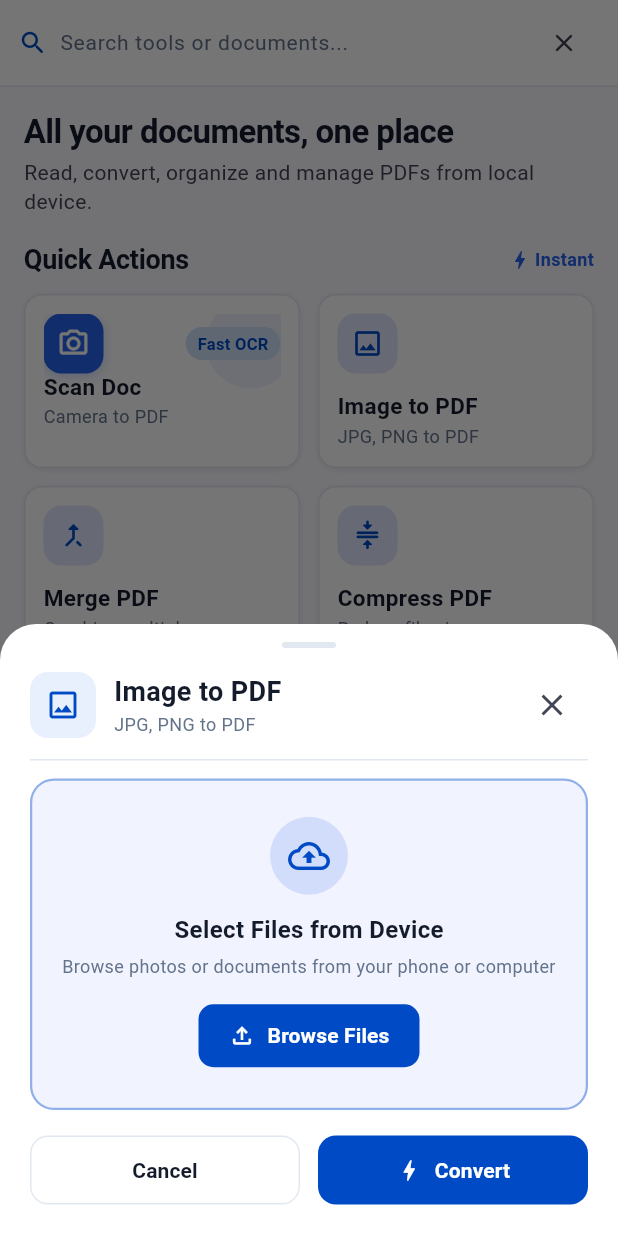
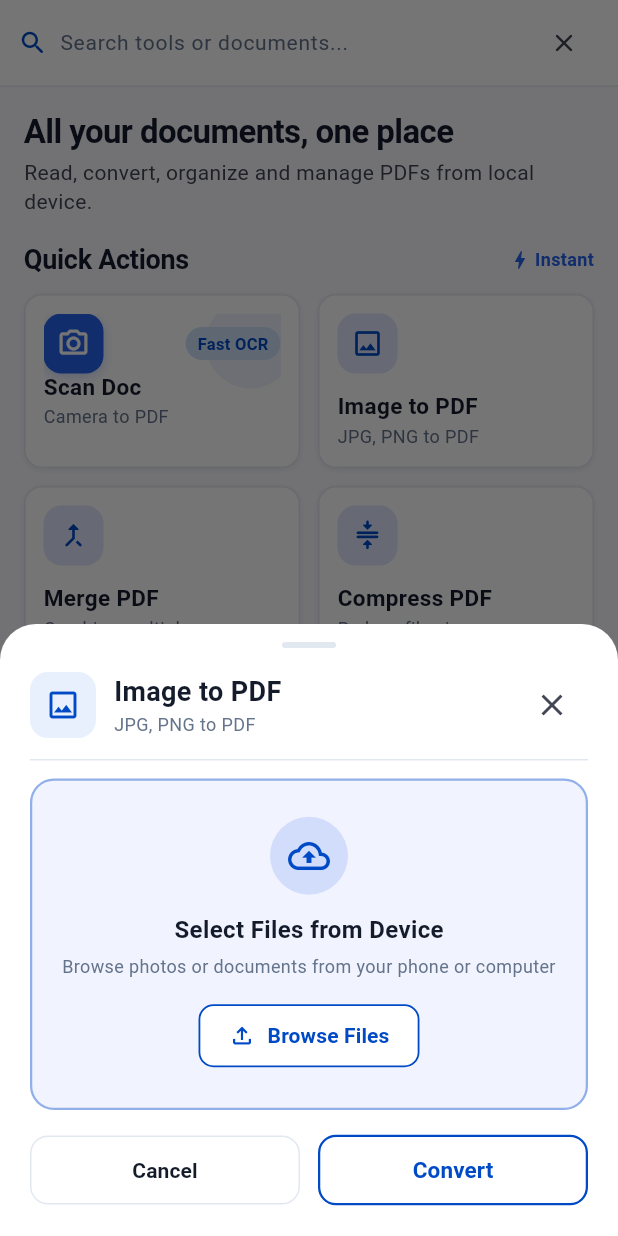
Before and after one commit to db-crud/allinonetools, a Flutter app: the screen it shows after launch, after a tap on the "search" icon, after a tap on "Image to PDF", on a phone screen of 412 x 824 dp. Run offline on Flutter 3.47's test engine with Material 3 defaults, Android fonts, the phone set to English and light mode, and no system bars; our stand-ins replace file_picker, firebase_core, shared_preferences, supabase_flutter; missing offline and left inert: dart:html, syncfusion_flutter_pdf; accounts and stored records are empty; Roboto replaces fonts that are missing (Roboto Flex).

Commit message:
Remove icon from Convert button, disable auto-download, style all buttons with white background

```diff
--- a/lib/ui/features/tools/views/tool_action_dialog.dart
+++ b/lib/ui/features/tools/views/tool_action_dialog.dart
@@ -266,15 +266,6 @@ class _ToolActionDialogState extends State<ToolActionDialog> {
 
       setState(() => _progress = 0.85);
 
-      // Save file to user device (Downloads or app documents)
-      final savedPath = await FileSaver.saveAndDownload(
-        bytes: result.bytes,
-        fileName: result.fileName,
-        mimeType: result.fileType == 'CSV'
-            ? 'text/csv'
-            : (result.fileType == 'TXT' ? 'text/plain' : 'application/pdf'),
-      );
-
       // Create history record for Recent Files
       final recentFile = RecentFile(
         id: 'proc-${DateTime.now().millisecondsSinceEpoch}',
@@ -285,7 +276,7 @@ class _ToolActionDialogState extends State<ToolActionDialog> {
         fileType: result.fileType,
         fileSizeBytes: result.bytes.length,
         fileSizeFormatted: _formatFileSize(result.bytes.length),
-        filePath: savedPath,
+        filePath: null,
         userId: widget.viewModel.currentUser?.id ?? 'guest',
         pageCount: result.pageCount,
         isFavorite: false,
@@ -300,7 +291,7 @@ class _ToolActionDialogState extends State<ToolActionDialog> {
         _progress = 1.0;
         _completed = true;
         _processedResult = result;
-        _savedLocation = savedPath;
+        _savedLocation = null;
       });
     } catch (e) {
       if (!mounted) return;
@@ -487,20 +478,21 @@ class _ToolActionDialogState extends State<ToolActionDialog> {
                   ),
                 ),
                 const SizedBox(height: 14),
-                ElevatedButton.icon(
-                  style: ElevatedButton.styleFrom(
-                    backgroundColor: AppColors.primary,
-                    foregroundColor: Colors.white,
+                OutlinedButton.icon(
+                  style: OutlinedButton.styleFrom(
+                    backgroundColor: Colors.white,
+                    foregroundColor: AppColors.primary,
                     elevation: 0,
+                    side: const BorderSide(color: AppColors.primary, width: 1.2),
                     shape: RoundedRectangleBorder(
                       borderRadius: BorderRadius.circular(10),
                     ),
                     padding: const EdgeInsets.symmetric(horizontal: 20, vertical: 11),
                   ),
-                  icon: const Icon(Icons.file_upload_outlined, size: 18),
+                  icon: const Icon(Icons.file_upload_outlined, size: 18, color: AppColors.primary),
                   label: Text(
                     _isMultiFileTool ? 'Browse Files' : 'Select File',
-                    style: const TextStyle(fontWeight: FontWeight.w700),
+                    style: const TextStyle(fontWeight: FontWeight.w700, color: AppColors.primary),
                   ),
                   onPressed: _pickFilesFromDevice,
                 ),
@@ -651,30 +643,40 @@ class _ToolActionDialogState extends State<ToolActionDialog> {
             Expanded(
               child: OutlinedButton(
                 style: OutlinedButton.styleFrom(
+                  backgroundColor: Colors.white,
+                  foregroundColor: AppColors.onSurface,
                   padding: const EdgeInsets.symmetric(vertical: 13),
                   shape: RoundedRectangleBorder(borderRadius: BorderRadius.circular(12)),
                   side: const BorderSide(color: AppColors.outlineVariant),
+                  elevation: 0,
                 ),
                 onPressed: () => Navigator.pop(context),
-                child: const Text('Cancel', style: TextStyle(color: AppColors.onSurface, fontWeight: FontWeight.w600)),
+                child: const Text(
+                  'Cancel',
+                  style: TextStyle(color: AppColors.onSurface, fontWeight: FontWeight.w600, fontSize: 14),
+                ),
               ),
             ),
             const SizedBox(width: 12),
             Expanded(
-              child: ElevatedButton.icon(
-                style: ElevatedButton.styleFrom(
+              child: OutlinedButton(
+                style: OutlinedButton.styleFrom(
+                  backgroundColor: Colors.white,
+                  foregroundColor: AppColors.primary,
                   padding: const EdgeInsets.symmetric(vertical: 13),
-                  backgroundColor: AppColors.primary,
-                  foregroundColor: Colors.white,
                   shape: RoundedRectangleBorder(borderRadius: BorderRadius.circular(12)),
+                  side: const BorderSide(color: AppColors.primary, width: 1.5),
                   elevation: 0,
                 ),
-                icon: const Icon(Icons.bolt, size: 18),
-                label: const Text(
+                onPressed: _executeProcessing,
+                child: const Text(
                   'Convert',
-                  style: TextStyle(fontWeight: FontWeight.w700),
+                  style: TextStyle(
+                    color: AppColors.primary,
+                    fontWeight: FontWeight.w700,
+                    fontSize: 15,
+                  ),
                 ),
-                onPressed: _executeProcessing,
               ),
             ),
           ],
@@ -789,16 +791,20 @@ class _ToolActionDialogState extends State<ToolActionDialog> {
         Row(
           children: [
             Expanded(
-              child: ElevatedButton.icon(
-                style: ElevatedButton.styleFrom(
-                  padding: const EdgeInsets.symmetric(vertical: 12),
-                  backgroundColor: AppColors.primary,
-                  foregroundColor: Colors.white,
+              child: OutlinedButton.icon(
+                style: OutlinedButton.styleFrom(
+                  backgroundColor: Colors.white,
+                  foregroundColor: AppColors.primary,
+                  padding: const EdgeInsets.symmetric(vertical: 13),
                   shape: RoundedRectangleBorder(borderRadius: BorderRadius.circular(12)),
+                  side: const BorderSide(color: AppColors.primary, width: 1.5),
                   elevation: 0,
                 ),
-                icon: const Icon(Icons.download_rounded, size: 18),
-                label: const Text('Download', style: TextStyle(fontWeight: FontWeight.w700)),
+                icon: const Icon(Icons.download_rounded, size: 18, color: AppColors.primary),
+                label: const Text(
+                  'Download',
+                  style: TextStyle(fontWeight: FontWeight.w700, fontSize: 14, color: AppColors.primary),
+                ),
                 onPressed: () async {
                   final savedPath = await FileSaver.saveAndDownload(
                     bytes: result.bytes,
@@ -808,12 +814,25 @@ class _ToolActionDialogState extends State<ToolActionDialog> {
                         : (result.fileType == 'TXT' ? 'text/plain' : 'application/pdf'),
                   );
                   if (!mounted) return;
+                  setState(() {
+                    _savedLocation = savedPath;
+                  });
                   ScaffoldMessenger.of(context).showSnackBar(
                     SnackBar(
-                      content: Text(
-                        savedPath != null
-                            ? 'Downloaded ${result.fileName} successfully!'
-                            : 'Downloading ${result.fileName}...',
+                      backgroundColor: AppColors.onSurface,
+                      behavior: SnackBarBehavior.floating,
+                      content: Row(
+                        children: [
+                          const Icon(Icons.check_circle_rounded, color: AppColors.success, size: 20),
+                          const SizedBox(width: 8),
+                          Expanded(
+                            child: Text(
+                              savedPath != null
+                                  ? 'Downloaded ${result.fileName} successfully!'
+                                  : 'Downloading ${result.fileName}...',
+                            ),
+                          ),
+                        ],
                       ),
                     ),
                   );
@@ -824,12 +843,18 @@ class _ToolActionDialogState extends State<ToolActionDialog> {
             Expanded(
               child: OutlinedButton.icon(
                 style: OutlinedButton.styleFrom(
-                  padding: const EdgeInsets.symmetric(vertical: 12),
+                  backgroundColor: Colors.white,
+                  foregroundColor: AppColors.onSurface,
+                  padding: const EdgeInsets.symmetric(vertical: 13),
                   shape: RoundedRectangleBorder(borderRadius: BorderRadius.circular(12)),
                   side: const BorderSide(color: AppColors.outlineVariant),
+                  elevation: 0,
                 ),
-                icon: const Icon(Icons.check, size: 18),
-                label: const Text('Done', style: TextStyle(fontWeight: FontWeight.w600)),
+                icon: const Icon(Icons.check, size: 18, color: AppColors.onSurface),
+                label: const Text(
+                  'Done',
+                  style: TextStyle(fontWeight: FontWeight.w600, fontSize: 14, color: AppColors.onSurface),
+                ),
                 onPressed: () => Navigator.pop(context),
               ),
             ),
```
Also changed, not shown: 2 other files.
